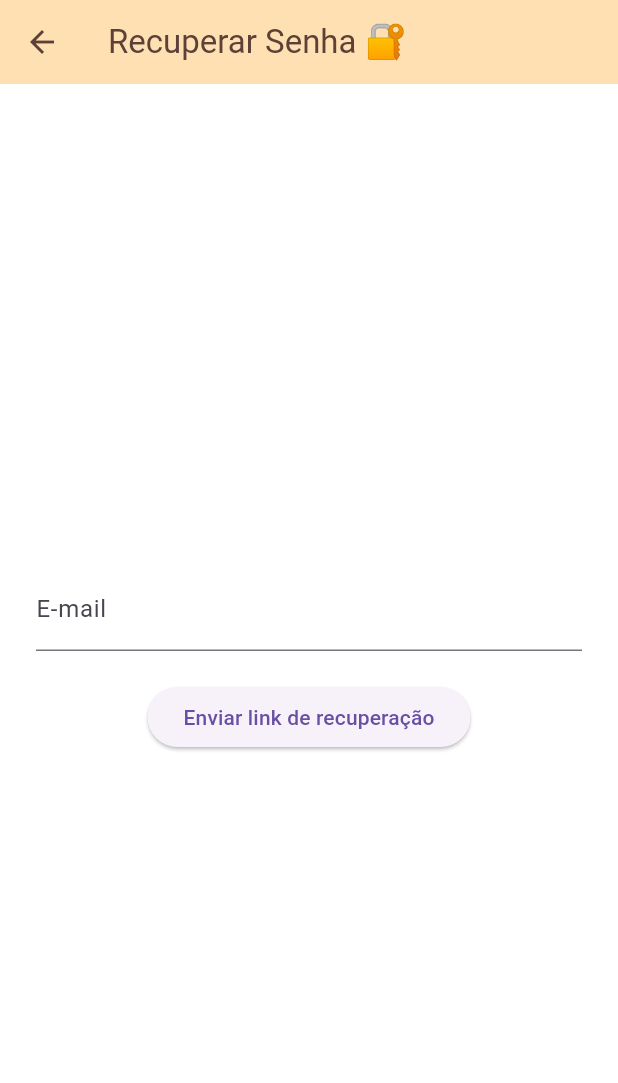
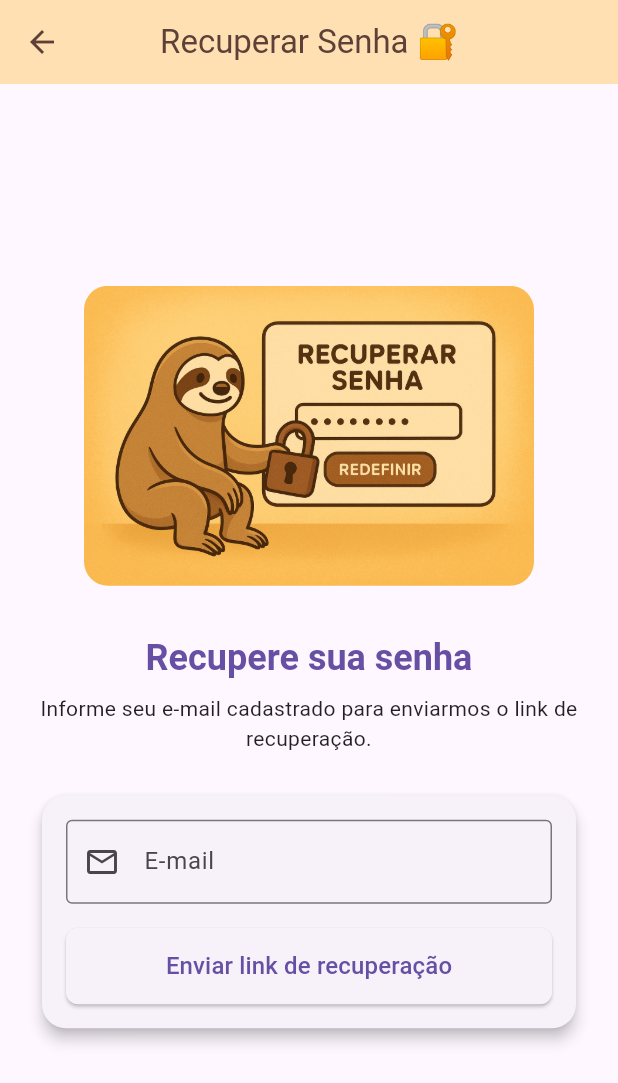
Before and after one commit to dscamarabr/brewtrade-app, a Flutter app: the RecuperarSenhaScreen screen opened directly, on a phone screen of 412 x 824 dp. Shown: the top 1083 px of the screen. Run offline on Flutter 3.47's test engine with Material 3 defaults, Android fonts, the light colour scheme and no system bars; our stand-ins replace firebase_core, firebase_messaging, flutter_local_notifications, flutter_multi_formatter, flutter_svg, image_picker and 2 more; accounts and stored records are empty; project files that could hold a hidden picture were left out.

Commit message:
Trabalho do dia 270825

```diff
--- a/lib/screens/recuperar_senha_screen.dart
+++ b/lib/screens/recuperar_senha_screen.dart
@@ -3,7 +3,6 @@ import 'package:supabase_flutter/supabase_flutter.dart';
 
 class RecuperarSenhaScreen extends StatefulWidget {
   const RecuperarSenhaScreen({super.key, this.email});
-
   final String? email;
 
   @override
@@ -40,15 +39,20 @@ class _RecuperarSenhaScreenState extends State<RecuperarSenhaScreen> {
       showDialog(
         context: context,
         builder: (_) => AlertDialog(
-          title: Text('Verifique seu e-mail 📬'),
-          content: Text('Se o e-mail estiver cadastrado, você receberá um link de recuperação.'),
+          title: const Text('Verifique seu e-mail 📬'),
+          content: const Text(
+            'Se o e-mail estiver cadastrado, você receberá um link de recuperação.',
+          ),
           actions: [
-            TextButton(onPressed: () => Navigator.pop(context), child: Text('Ok')),
+            TextButton(
+              onPressed: () => Navigator.pop(context),
+              child: const Text('Ok'),
+            ),
           ],
         ),
       );
     } catch (e) {
-      print('Erro ao enviar recuperação de senha: $e');
+      debugPrint('Erro ao enviar recuperação de senha: $e');
       ScaffoldMessenger.of(context).showSnackBar(
         const SnackBar(content: Text('Erro ao tentar recuperar senha 😕')),
       );
@@ -59,24 +63,91 @@ class _RecuperarSenhaScreenState extends State<RecuperarSenhaScreen> {
 
   @override
   Widget build(BuildContext context) {
+    final theme = Theme.of(context);
+
     return Scaffold(
-      appBar: AppBar(title: const Text('Recuperar Senha 🔐')),
-      body: Padding(
+      backgroundColor: theme.colorScheme.background,
+      appBar: AppBar(
+        title: const Text('Recuperar Senha 🔐'),
+        centerTitle: true,
+      ),
+      body: Center(
+        child: SingleChildScrollView(
           padding: const EdgeInsets.all(24),
           child: Column(
-          mainAxisAlignment: MainAxisAlignment.center,
+            mainAxisSize: MainAxisSize.min,
+            children: [
+              // 🖼 Imagem no topo (mesma proporção da tela de login)
+              SizedBox(
+                height: 200, // ou 150, para seguir o login à risca
+                child: ClipRRect(
+                  borderRadius: BorderRadius.circular(16),
+                  child: Image.asset(
+                    'assets/recuperar_senha.png', // coloque sua imagem aqui
+                    fit: BoxFit.contain,
+                  ),
+                ),
+              ),
+              const SizedBox(height: 32),
+
+              Text(
+                'Recupere sua senha',
+                style: theme.textTheme.headlineSmall?.copyWith(
+                  fontWeight: FontWeight.bold,
+                  color: theme.colorScheme.primary,
+                ),
+              ),
+              const SizedBox(height: 8),
+              Text(
+                'Informe seu e-mail cadastrado para enviarmos o link de recuperação.',
+                style: theme.textTheme.bodyMedium,
+                textAlign: TextAlign.center,
+              ),
+              const SizedBox(height: 24),
+
+              Card(
+                elevation: 4,
+                shape: RoundedRectangleBorder(
+                  borderRadius: BorderRadius.circular(16),
+                ),
+                child: Padding(
+                  padding: const EdgeInsets.all(16.0),
+                  child: Column(
                     children: [
                       TextField(
                         controller: emailController,
-              decoration: const InputDecoration(labelText: 'E-mail'),
+                        decoration: const InputDecoration(
+                          prefixIcon: Icon(Icons.email_outlined),
+                          labelText: 'E-mail',
+                          border: OutlineInputBorder(),
+                        ),
                         keyboardType: TextInputType.emailAddress,
                       ),
-            const SizedBox(height: 20),
-            ElevatedButton(
+                      const SizedBox(height: 16),
+                      SizedBox(
+                        width: double.infinity,
+                        child: ElevatedButton(
                           onPressed: loading ? null : _recuperarSenha,
-              child: Text(loading ? 'Enviando...' : 'Enviar link de recuperação'),
+                          style: ElevatedButton.styleFrom(
+                            padding: const EdgeInsets.symmetric(vertical: 14),
+                            shape: RoundedRectangleBorder(
+                              borderRadius: BorderRadius.circular(8),
+                            ),
+                          ),
+                          child: Text(
+                            loading
+                                ? 'Enviando...'
+                                : 'Enviar link de recuperação',
+                            style: const TextStyle(fontSize: 16),
+                          ),
+                        ),
                       ),
                     ],
+                  ),
+                ),
+              ),
+            ],
+          ),
         ),
       ),
     );
--- a/pubspec.yaml
+++ b/pubspec.yaml
@@ -46,6 +46,10 @@ flutter:
     - assets/sem_cervejeiros.png
     - assets/sem_notificacoes.png
     - assets/sem_cervejas.png
+    - assets/doacao.png
+    - assets/contato.png
+    - assets/login.png
+    - assets/recuperar_senha.png
     - assets/icons/cervejeiros.svg
     - assets/icons/instagram.svg
     - assets/icons/whatsapp.svg
```
Also changed, not shown: lib/screens/auth_screen.dart (+94 -17 lines), lib/screens/contato.dart (added, +199 -0 lines), lib/screens/doacao.dart (added, +148 -0 lines), lib/screens/menu_principal.dart (+8 -4 lines), assets/contato.png (added), assets/doacao.png (added), assets/login.png (added), assets/recuperar_senha.png (added). Lines whose indentation alone changed are shown as unchanged.
